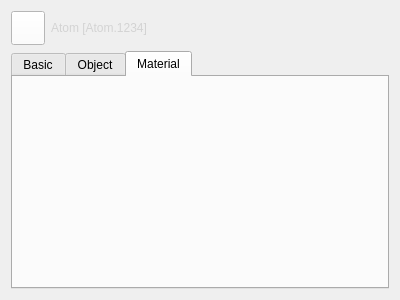
First picture: the form in QChromosome/attributes.ui, repository Michalaq/ChromosomeVisualizer, before the edit.
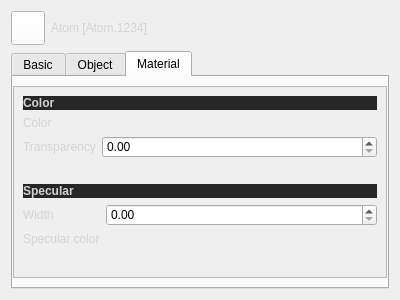
Second picture: the form after the edit. The open tabs and pages were chosen to show the change. Icons and pictures are not drawn. Custom widgets are drawn as their Qt base class.

Commit message: Stub for materials

```diff
--- a/QChromosome/attributes.ui
+++ b/QChromosome/attributes.ui
@@ -347,6 +347,132 @@
       <attribute name="title">
        <string>Material</string>
       </attribute>
+      <layout class="QGridLayout" name="gridLayout">
+       <property name="leftMargin">
+        <number>0</number>
+       </property>
+       <property name="rightMargin">
+        <number>0</number>
+       </property>
+       <item row="0" column="0">
+        <widget class="QScrollArea" name="scrollArea_3">
+         <property name="widgetResizable">
+          <bool>true</bool>
+         </property>
+         <widget class="QWidget" name="scrollAreaWidgetContents_3">
+          <property name="geometry">
+           <rect>
+            <x>0</x>
+            <y>0</y>
+            <width>362</width>
+            <height>202</height>
+           </rect>
+          </property>
+          <layout class="QVBoxLayout" name="verticalLayout_4">
+           <item>
+            <widget class="QLabel" name="label_13">
+             <property name="styleSheet">
+              <string notr="true">background: #262626;</string>
+             </property>
+             <property name="text">
+              <string>&lt;html&gt;&lt;head/&gt;&lt;body&gt;&lt;p&gt;&lt;span style=&quot; font-weight:600;&quot;&gt;Color&lt;/span&gt;&lt;/p&gt;&lt;/body&gt;&lt;/html&gt;</string>
+             </property>
+            </widget>
+           </item>
+           <item>
+            <layout class="QFormLayout" name="formLayout_4">
+             <item row="0" column="0">
+              <widget class="QLabel" name="label_15">
+               <property name="text">
+                <string>Color</string>
+               </property>
+              </widget>
+             </item>
+             <item row="1" column="0">
+              <widget class="QLabel" name="label_16">
+               <property name="text">
+                <string>Transparency</string>
+               </property>
+              </widget>
+             </item>
+             <item row="1" column="1">
+              <widget class="QDoubleSpinBox" name="doubleSpinBox_2">
+               <property name="maximum">
+                <double>100.000000000000000</double>
+               </property>
+              </widget>
+             </item>
+            </layout>
+           </item>
+           <item>
+            <spacer name="verticalSpacer_4">
+             <property name="orientation">
+              <enum>Qt::Vertical</enum>
+             </property>
+             <property name="sizeType">
+              <enum>QSizePolicy::Fixed</enum>
+             </property>
+             <property name="sizeHint" stdset="0">
+              <size>
+               <width>20</width>
+               <height>20</height>
+              </size>
+             </property>
+            </spacer>
+           </item>
+           <item>
+            <widget class="QLabel" name="label_17">
+             <property name="styleSheet">
+              <string notr="true">background: #262626;</string>
+             </property>
+             <property name="text">
+              <string>&lt;html&gt;&lt;head/&gt;&lt;body&gt;&lt;p&gt;&lt;span style=&quot; font-weight:600;&quot;&gt;Specular&lt;/span&gt;&lt;/p&gt;&lt;/body&gt;&lt;/html&gt;</string>
+             </property>
+            </widget>
+           </item>
+           <item>
+            <layout class="QFormLayout" name="formLayout_5">
+             <item row="0" column="0">
+              <widget class="QLabel" name="label_18">
+               <property name="text">
+                <string>Width</string>
+               </property>
+              </widget>
+             </item>
+             <item row="1" column="0">
+              <widget class="QLabel" name="label_19">
+               <property name="text">
+                <string>Specular color</string>
+               </property>
+              </widget>
+             </item>
+             <item row="0" column="1">
+              <widget class="QDoubleSpinBox" name="doubleSpinBox_3">
+               <property name="maximum">
+                <double>100.000000000000000</double>
+               </property>
+              </widget>
+             </item>
+            </layout>
+           </item>
+           <item>
+            <spacer name="verticalSpacer_5">
+             <property name="orientation">
+              <enum>Qt::Vertical</enum>
+             </property>
+             <property name="sizeHint" stdset="0">
+              <size>
+               <width>20</width>
+               <height>40</height>
+              </size>
+             </property>
+            </spacer>
+           </item>
+          </layout>
+         </widget>
+        </widget>
+       </item>
+      </layout>
      </widget>
     </widget>
    </item>
```
Left out of the diff: 66 changed lines with no effect on the pictures. The commit also changes 1 other file.
